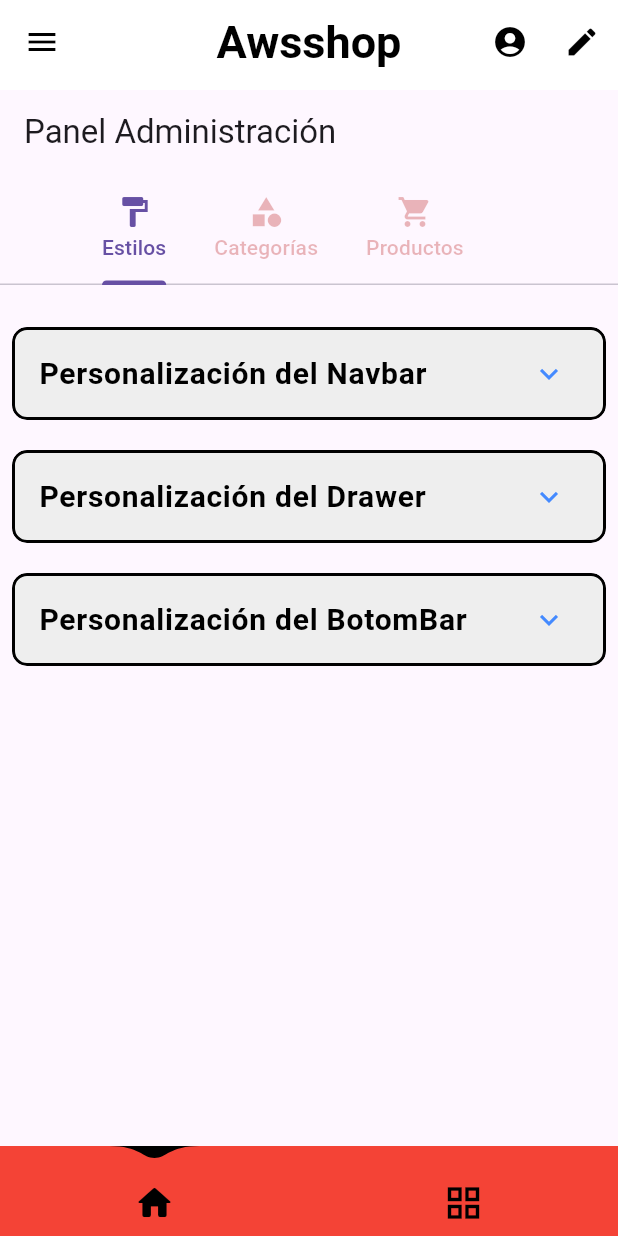
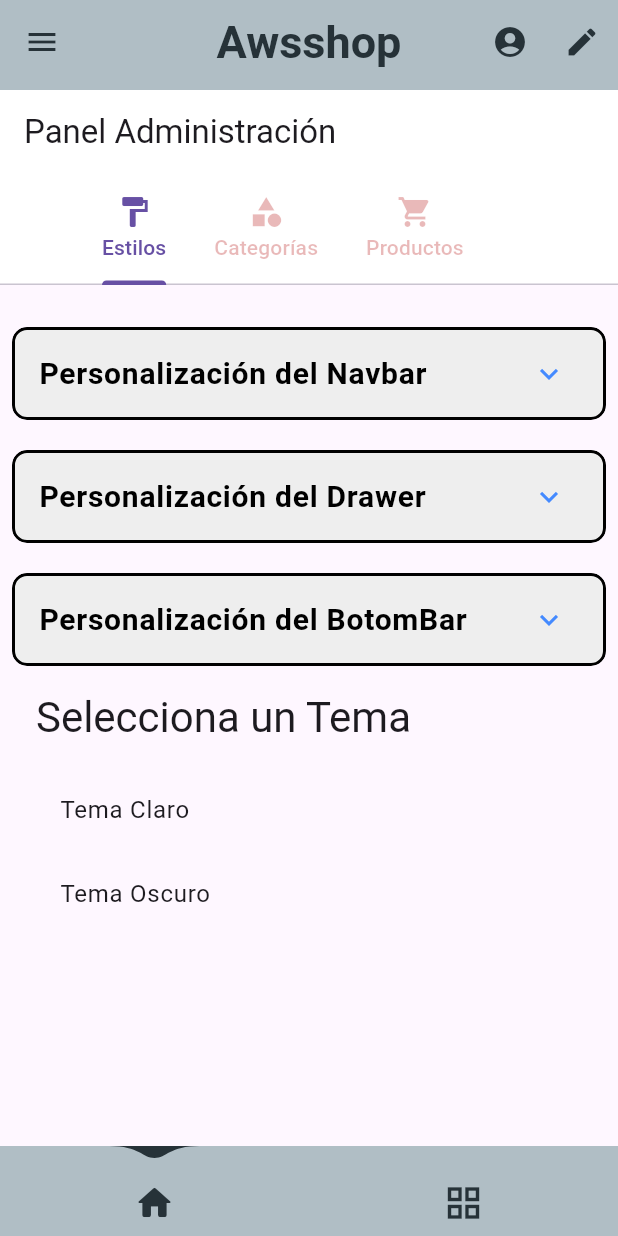
Before and after one commit to Mohasb/awsshop, a Flutter app: the screen it shows after launch, after a tap on the "menu" icon, after a tap on the "account circle" icon, after a tap on the "edit" icon, on a phone screen of 412 x 824 dp. Run offline on Flutter 3.47's test engine with Material 3 defaults, Android fonts, the phone set to English and light mode, and no system bars; drawn by our look-alikes of water_drop_nav_bar; our stand-ins replace carousel_slider, device_info_plus, flutter_colorpicker, lottie, video_player; network calls fail.

Commit message:
defaults themes working

```diff
--- a/lib/components/admin/customice_tab/customice_view.dart
+++ b/lib/components/admin/customice_tab/customice_view.dart
@@ -1,5 +1,6 @@
 import 'package:flutter/material.dart';
 import 'package:provider/provider.dart';
+import 'package:awsshop/models/theme_selection.dart';
 import 'package:awsshop/components/app_bar/app_bar_state.dart';
 import 'package:awsshop/components/botom_bar/botom_bar_customization.dart';
 import 'package:awsshop/components/botom_bar/bottom_bar_state.dart';
@@ -14,7 +15,8 @@ class CustomiceTab extends StatefulWidget {
   CustomiceTabState createState() => CustomiceTabState();
 }
 
-class CustomiceTabState extends State<CustomiceTab> with SingleTickerProviderStateMixin {
+class CustomiceTabState extends State<CustomiceTab>
+    with SingleTickerProviderStateMixin {
   late TextEditingController textController;
   late TextEditingController fontSizeController;
 
@@ -104,8 +106,9 @@ class CustomiceTabState extends State<CustomiceTab> with SingleTickerProviderSta
   }
 
   void _handleSaveAndClose(ExpansionTileController controller) {
-    _updateNavChanges(); // Update state
+     WidgetsBinding.instance.addPostFrameCallback((_) {
     controller.collapse(); // Collapse the ExpansionTile
+  });
   }
 
   @override
@@ -133,7 +136,7 @@ class CustomiceTabState extends State<CustomiceTab> with SingleTickerProviderSta
                   ],
                 ),
                 child: ExpansionTile(
-                  controller: _navController,
+                  controller: _navController, // Bind the controller
                   title: const Text(
                     'Personalización del Navbar',
                     style: TextStyle(
@@ -172,7 +175,8 @@ class CustomiceTabState extends State<CustomiceTab> with SingleTickerProviderSta
                           _fontSize = size;
                           _updateNavChanges(); // Update changes in real-time
                         }),
-                        onSave: () => _handleSaveAndClose(_navController),
+                        onSave: () => _handleSaveAndClose(
+                            _navController), // Simplified save
                       ),
                     ),
                   ],
@@ -197,7 +201,7 @@ class CustomiceTabState extends State<CustomiceTab> with SingleTickerProviderSta
                   ],
                 ),
                 child: ExpansionTile(
-                  controller: _drawerController,
+                  controller: _drawerController, // Bind the controller
                   title: const Text(
                     'Personalización del Drawer',
                     style: TextStyle(
@@ -224,7 +228,8 @@ class CustomiceTabState extends State<CustomiceTab> with SingleTickerProviderSta
                         }),
                         backgroundColor: _backgroundColorDrawer!,
                         textColor: _textColorDrawer!,
-                        onSave: () => _handleSaveAndClose(_drawerController),
+                        onSave: () => _handleSaveAndClose(
+                            _drawerController), // Simplified save
                       ),
                     ),
                   ],
@@ -249,7 +254,7 @@ class CustomiceTabState extends State<CustomiceTab> with SingleTickerProviderSta
                   ],
                 ),
                 child: ExpansionTile(
-                  controller: _bottomBarController,
+                  controller: _bottomBarController, // Bind the controller
                   title: const Text(
                     'Personalización del BotomBar',
                     style: TextStyle(
@@ -276,13 +281,15 @@ class CustomiceTabState extends State<CustomiceTab> with SingleTickerProviderSta
                         }),
                         backgroundColor: _backgroundColorBotomBar!,
                         waterDropColor: _waterDropColor!,
-                        onSave: () => _handleSaveAndClose(_bottomBarController),
+                        onSave: () => _handleSaveAndClose(
+                            _bottomBarController), // Simplified save
                       ),
                     ),
                   ],
                 ),
               ),
             ),
+            const ThemeSelection() // Asume que esta es la vista de selección de temas
           ],
         ),
       ),
--- a/lib/components/app_bar/app_bar_state.dart
+++ b/lib/components/app_bar/app_bar_state.dart
@@ -1,16 +1,39 @@
+import 'package:awsshop/models/app_theme_default.dart';
+import 'package:awsshop/models/theme_state.dart';
 import 'package:flutter/material.dart';
 
 class AppBarState extends ChangeNotifier {
-  // Nav
-  Color _navTextColor = Colors.black;
-  double _navFontSize = 30;
-  Color _navBackgroundColor = Colors.white;
-  String _navText = 'Awsshop';
+  final ThemeState themeState;
 
+  AppBarState(this.themeState) {
+    themeState.addListener(_updateTheme);
+    _updateTheme(); // Inicializa con el tema correcto
+  }
+
+  Color _navTextColor = AppTheme.lightTheme['appBarTextColor'] as Color;
   Color get textColor => _navTextColor;
+
+  double _navFontSize = AppTheme.lightTheme['appBarFontSize'] as double;
   double get fontSize => _navFontSize;
+
+  Color _navBackgroundColor = AppTheme.lightTheme['appBarBackgroundColor'] as Color;
   Color get backgroundColor => _navBackgroundColor;
+
+  String _navText = AppTheme.lightTheme['appBarText'] as String;
   String get text => _navText;
+
+  void _updateTheme() {
+    final themeMap = themeState.currentThemeMode == ThemeMode.light
+        ? AppTheme.lightTheme
+        : AppTheme.darkTheme;
+
+    _navTextColor = themeMap['appBarTextColor'] as Color;
+    _navBackgroundColor = themeMap['appBarBackgroundColor'] as Color;
+    _navFontSize = themeMap['appBarFontSize'] as double;
+    _navText = themeMap['appBarText'] as String;
+
+    notifyListeners();
+  }
 
   void updateNavTextColor(Color color) {
     _navTextColor = color;
@@ -31,4 +54,10 @@ class AppBarState extends ChangeNotifier {
     _navFontSize = fontsize;
     notifyListeners();
   }
+
+  @override
+  void dispose() {
+    themeState.removeListener(_updateTheme);
+    super.dispose();
+  }
 }
--- a/lib/components/botom_bar/bottom_bar_state.dart
+++ b/lib/components/botom_bar/bottom_bar_state.dart
@@ -1,19 +1,46 @@
+import 'package:awsshop/models/app_theme_default.dart';
+import 'package:awsshop/models/theme_state.dart';
 import 'package:flutter/material.dart';
 
 class BottomBarState extends ChangeNotifier {
-  //BotomBar
-  Color _bgColorBottomBar = Colors.red;
+  final ThemeState themeState;
+
+  BottomBarState(this.themeState) {
+    themeState.addListener(_updateTheme);
+    _updateTheme(); // Inicializa con el tema correcto
+  }
+
+  // Inicializa los colores con los valores del tema
+  Color _bgColorBottomBar = AppTheme.lightTheme['bottomBarBgColor'] as Color;
   Color get bgColorBottomBar => _bgColorBottomBar;
 
-  Color _colorWaterDropBottomBar = Colors.black;
+  Color _colorWaterDropBottomBar = AppTheme.lightTheme['bottomBarWaterDropColor'] as Color;
   Color get colorWaterDropBottomBar => _colorWaterDropBottomBar;
 
   void updatecolorWaterDropBottomBar(Color color) {
     _colorWaterDropBottomBar = color;
     notifyListeners();
   }
+
   void updateBgColorBottomBar(Color color) {
     _bgColorBottomBar = color;
     notifyListeners();
   }
+
+  void _updateTheme() {
+    final themeMap = themeState.currentThemeMode == ThemeMode.light
+        ? AppTheme.lightTheme
+        : AppTheme.darkTheme;
+
+    _bgColorBottomBar = themeMap['bottomBarBgColor'] as Color;
+    _colorWaterDropBottomBar = themeMap['bottomBarWaterDropColor'] as Color;
+
+    notifyListeners();
+  }
+
+  @override
+  void dispose() {
+    themeState.removeListener(_updateTheme);
+    super.dispose();
+  }
 }
--- a/lib/components/drawer/drawer_state.dart
+++ b/lib/components/drawer/drawer_state.dart
@@ -1,14 +1,31 @@
+import 'package:awsshop/models/app_theme_default.dart';
+import 'package:awsshop/models/theme_state.dart';
 import 'package:flutter/material.dart';
 
 class DrawerState extends ChangeNotifier {
+  final ThemeState themeState;
 
+  DrawerState(this.themeState) {
+    themeState.addListener(_updateTheme);
+    _updateTheme(); // Inicializa con el tema correcto
+  }
 
-  // Drawer
-  Color _textColorDrawer = Colors.black;
-  Color _backgroundColorDrawer = Colors.red;
+  Color _textColorDrawer = AppTheme.lightTheme['drawerTextColor'] as Color;
+  Color get textColorDrawer => _textColorDrawer;
 
-  Color get textColorDrawer => _textColorDrawer;
+  Color _backgroundColorDrawer = AppTheme.lightTheme['drawerBackgroundColor'] as Color;
   Color get backgroundColorDrawer => _backgroundColorDrawer;
+
+  void _updateTheme() {
+    final themeMap = themeState.currentThemeMode == ThemeMode.light
+        ? AppTheme.lightTheme
+        : AppTheme.darkTheme;
+
+    _textColorDrawer = themeMap['drawerTextColor'] as Color;
+    _backgroundColorDrawer = themeMap['drawerBackgroundColor'] as Color;
+
+    notifyListeners();
+  }
 
   void updateDrawerTextColor(Color color) {
     _textColorDrawer = color;
@@ -20,6 +37,9 @@ class DrawerState extends ChangeNotifier {
     notifyListeners();
   }
 
-
-
+  @override
+  void dispose() {
+    themeState.removeListener(_updateTheme);
+    super.dispose();
+  }
 }
--- a/lib/main.dart
+++ b/lib/main.dart
@@ -3,6 +3,7 @@ import 'package:awsshop/components/app_bar/app_bar_state.dart';
 import 'package:awsshop/components/botom_bar/botom_bar.dart';
 import 'package:awsshop/components/botom_bar/bottom_bar_state.dart';
 import 'package:awsshop/components/drawer/drawer_state.dart';
+import 'package:awsshop/models/theme_state.dart';
 import 'package:awsshop/services/utils/check_backend.dart';
 import 'package:flutter/material.dart';
 import 'package:lottie/lottie.dart';
@@ -13,13 +14,19 @@ import 'components/landing/landing.dart';
 import 'components/product_grid/product_grid.dart';
 
 void main() {
-
   runApp(
     MultiProvider(
       providers: [
-        ChangeNotifierProvider(create: (context) => AppBarState()),
-        ChangeNotifierProvider(create: (context) => DrawerState()),
-        ChangeNotifierProvider(create: (context) => BottomBarState()),
+        ChangeNotifierProvider(create: (context) => ThemeState()),
+        ProxyProvider<ThemeState, AppBarState>(
+          update: (context, themeState, appBarState) => AppBarState(themeState),
+        ),
+        ProxyProvider<ThemeState, DrawerState>(
+          update: (context, themeState, drawerState) => DrawerState(themeState),
+        ),
+        ProxyProvider<ThemeState, BottomBarState>(
+          update: (context, themeState, bottomBarState) => BottomBarState(themeState),
+        ),
       ],
       child: const MyApp(),
     ),
@@ -31,20 +38,55 @@ class MyApp extends StatelessWidget {
 
   @override
   Widget build(BuildContext context) {
-    return MaterialApp(
+    return Consumer<ThemeState>(
+      builder: (context, themeState, child) {
+        return MultiProvider(
+          providers: [
+            ChangeNotifierProvider(create: (context) => AppBarState(themeState)),
+            ChangeNotifierProvider(create: (context) => DrawerState(themeState)),
+            ChangeNotifierProvider(create: (context) => BottomBarState(themeState)),
+          ],
+          child: MaterialApp(
             title: 'AWSSHOP',
             theme: ThemeData(
-        primarySwatch: Colors.blue,
               brightness: Brightness.light,
+              appBarTheme: AppBarTheme(
+                backgroundColor: themeState.currentThemeMode == ThemeMode.light
+                    ? Colors.white
+                    : Colors.black,
+              ),
+              drawerTheme: DrawerThemeData(
+                backgroundColor: themeState.currentThemeMode == ThemeMode.light
+                    ? Colors.red
+                    : Colors.grey[850]!,
+              ),
+              bottomAppBarTheme: BottomAppBarTheme(
+                color: themeState.currentThemeMode == ThemeMode.light
+                    ? Colors.red
+                    : Colors.black,
+              ),
             ),
             darkTheme: ThemeData(
               brightness: Brightness.dark,
+              appBarTheme: const AppBarTheme(
+                backgroundColor: Colors.black,
               ),
-      themeMode: ThemeMode.system,
+              drawerTheme: DrawerThemeData(
+                backgroundColor: Colors.grey[850]!,
+              ),
+              bottomAppBarTheme: const BottomAppBarTheme(
+                color: Colors.black,
+              ),
+            ),
+            themeMode: themeState.currentThemeMode,
             home: const HomePage(),
+          ),
+        );
+      },
     );
   }
 }
+
 
 class HomePage extends StatefulWidget {
   const HomePage({super.key});
--- /dev/null
+++ b/lib/models/app_theme_default.dart
@@ -0,0 +1,67 @@
+import 'package:flutter/material.dart';
+
+class AppTheme {
+  // Light Theme
+  /* static final lightTheme = {
+    'appBarTextColor': Colors.deepPurple,
+    'appBarFontSize': 28.0,
+    'appBarBackgroundColor': Colors.orangeAccent,
+    'appBarText': 'Awsshop Light',
+    'drawerTextColor': Colors.deepPurple,
+    'drawerBackgroundColor': Colors.orangeAccent[100]!,
+    'bottomBarBgColor': Colors.orangeAccent[200]!,
+    'bottomBarWaterDropColor': Colors.deepPurple,
+  }; */
+   /* static final lightTheme = {
+    'appBarTextColor': Colors.grey[900],
+    'appBarFontSize': 26.0,
+    'appBarBackgroundColor': Colors.white,
+    'appBarText': 'Awsshop',
+    'drawerTextColor': Colors.grey[900],
+    'drawerBackgroundColor': Colors.white,
+    'bottomBarBgColor': Colors.grey[300]!,
+    'bottomBarWaterDropColor': Colors.grey[900]!,
+  }; */
+  static final lightTheme = {
+    'appBarTextColor': Colors.blueGrey[900],
+    'appBarFontSize': 30.0,
+    'appBarBackgroundColor': Colors.blueGrey[200]!,
+    'appBarText': 'Awsshop',
+    'drawerTextColor': Colors.blueGrey[900],
+    'drawerBackgroundColor': Colors.blueGrey[100]!,
+    'bottomBarBgColor': Colors.blueGrey[200]!,
+    'bottomBarWaterDropColor': Colors.blueGrey[900]!,
+  };
+
+  // Dark Theme
+  /* static final darkTheme = {
+    'appBarTextColor': Colors.tealAccent,
+    'appBarFontSize': 28.0,
+    'appBarBackgroundColor': Colors.indigo[900]!,
+    'appBarText': 'Awsshop Dark',
+    'drawerTextColor': Colors.tealAccent,
+    'drawerBackgroundColor': Colors.indigo[700]!,
+    'bottomBarBgColor': Colors.indigo[800]!,
+    'bottomBarWaterDropColor': Colors.tealAccent,
+  }; */
+  /* static final darkTheme = {
+    'appBarTextColor': Colors.white,
+    'appBarFontSize': 26.0,
+    'appBarBackgroundColor': Colors.black,
+    'appBarText': 'Awsshop',
+    'drawerTextColor': Colors.white,
+    'drawerBackgroundColor': Colors.grey[850]!,
+    'bottomBarBgColor': Colors.grey[900]!,
+    'bottomBarWaterDropColor': Colors.white,
+  }; */
+  static final darkTheme = {
+    'appBarTextColor': Colors.amberAccent,
+    'appBarFontSize': 30.0,
+    'appBarBackgroundColor': Colors.blueGrey[900]!,
+    'appBarText': 'Awsshop',
+    'drawerTextColor': Colors.amberAccent,
+    'drawerBackgroundColor': Colors.blueGrey[800]!,
+    'bottomBarBgColor': Colors.blueGrey[800]!,
+    'bottomBarWaterDropColor': Colors.amberAccent,
+  };
+}
--- /dev/null
+++ b/lib/models/theme_selection.dart
@@ -0,0 +1,36 @@
+import 'package:flutter/material.dart';
+import 'package:provider/provider.dart';
+import 'theme_state.dart';
+
+class ThemeSelection extends StatelessWidget {
+  const ThemeSelection({super.key});
+
+  @override
+  Widget build(BuildContext context) {
+    return Container(
+      padding: const EdgeInsets.all(16),
+      child: Column(
+        crossAxisAlignment: CrossAxisAlignment.start,
+        children: [
+          Text(
+            'Selecciona un Tema',
+            style: Theme.of(context).textTheme.headlineMedium,
+          ),
+          const SizedBox(height: 16),
+          ListTile(
+            title: const Text('Tema Claro'),
+            onTap: () {
+              Provider.of<ThemeState>(context, listen: false).updateTheme(ThemeMode.light);
+            },
+          ),
+          ListTile(
+            title: const Text('Tema Oscuro'),
+            onTap: () {
+              Provider.of<ThemeState>(context, listen: false).updateTheme(ThemeMode.dark);
+            },
+          ),
+        ],
+      ),
+    );
+  }
+}
--- /dev/null
+++ b/lib/models/theme_state.dart
@@ -0,0 +1,15 @@
+import 'package:flutter/material.dart';
+
+class ThemeState extends ChangeNotifier {
+  // Define el tema actual
+  ThemeMode _currentThemeMode = ThemeMode.light;
+
+  // Getters
+  ThemeMode get currentThemeMode => _currentThemeMode;
+
+  // Métodos para actualizar el tema
+  void updateTheme(ThemeMode themeMode) {
+    _currentThemeMode = themeMode;
+    notifyListeners();
+  }
+}
```
Lines whose indentation alone changed are shown as unchanged.
